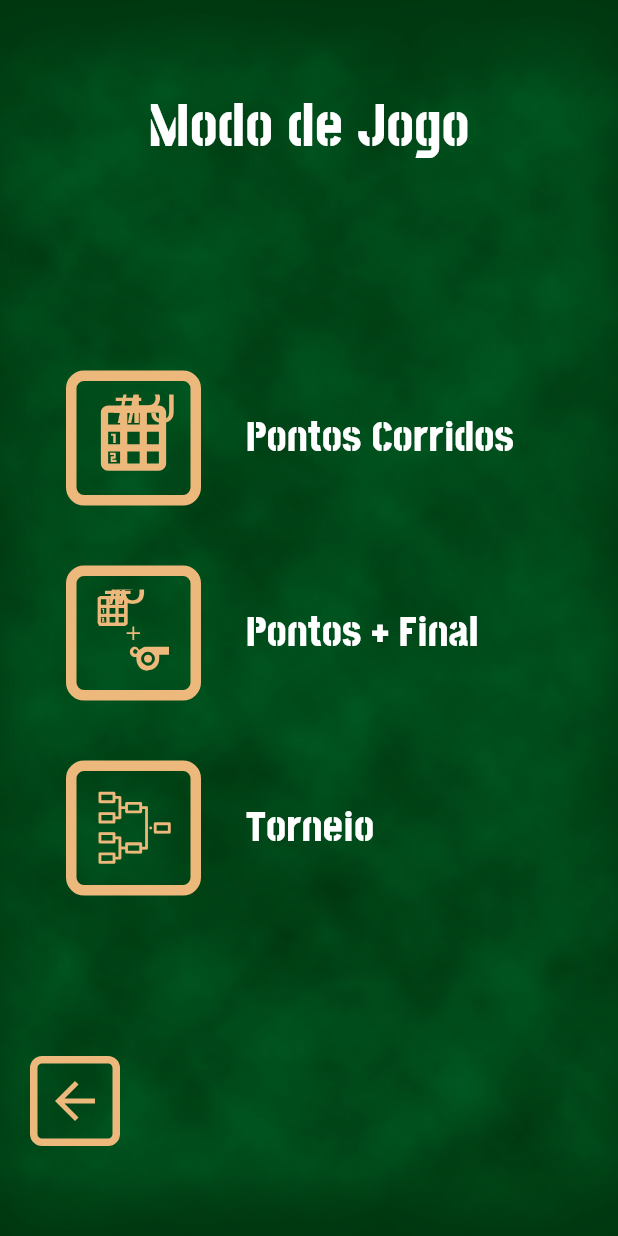
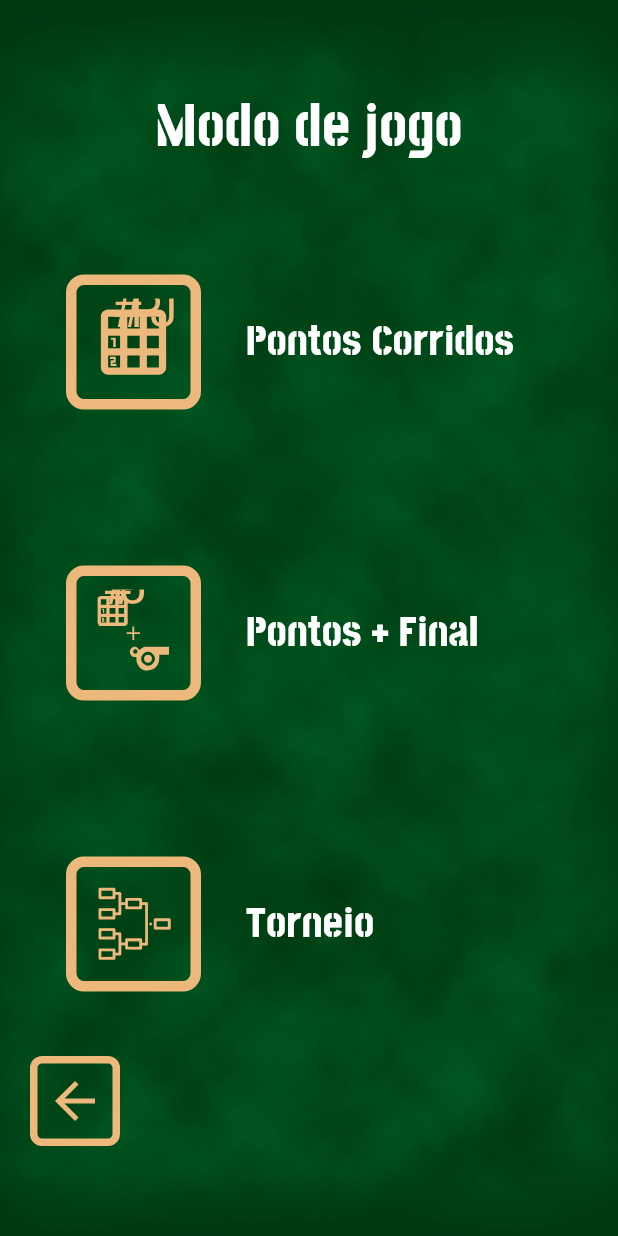
Before and after one commit to Samuelribeiro99/the-championship-manager, a Flutter app: the screen it shows once a user with an empty profile is signed in, after a tap on "Novo Campeonato", on a phone screen of 412 x 824 dp. Run offline on Flutter 3.47's test engine with Material 3 defaults, Android fonts, the light colour scheme and no system bars; our stand-ins replace cloud_firestore, firebase_auth, firebase_core, flutter_svg, vibration; accounts and stored records are empty; network calls fail.

Commit message:
<FIX>[Ajustando altura dos elementos após esconder botoões de navegação]

```diff
--- a/app/lib/tela_cadastro.dart
+++ b/app/lib/tela_cadastro.dart
@@ -106,7 +106,7 @@ class _TelaCadastroState extends State<TelaCadastro> {
                   mainAxisAlignment: MainAxisAlignment.center,
                   children: [
                     // Espaço para não ficar atrás do título flutuante
-                    const SizedBox(height: 120),
+                    const SizedBox(height: 150),
 
                     TextField(
                       controller: _emailController,
--- a/app/lib/tela_configuracoes.dart
+++ b/app/lib/tela_configuracoes.dart
@@ -47,7 +47,7 @@ class _TelaConfiguracoesState extends State<TelaConfiguracoes> {
       final confirmarExclusao = await _mostrarPopupConfirmacao(
         titulo: 'Excluir conta permanentemente?',
         mensagem: 'ATENÇÃO: Esta ação é irreversível. Todos os seus campeonatos e dados serão perdidos para sempre.',
-        textoConfirmar: 'SIM, EXCLUIR',
+        textoConfirmar: 'Sim, excluir',
       );
 
       // 4. Se o usuário confirmar no pop-up...
@@ -114,8 +114,7 @@ class _TelaConfiguracoesState extends State<TelaConfiguracoes> {
               padding: const EdgeInsets.symmetric(horizontal: 24.0),
               child: Column(
                 children: [
-                  const SizedBox(height: 120), // Espaço para o título não sobrepor
-
+                  const SizedBox(height: 150), // Espaço para o título não sobrepor
                   // --- LISTA DE BOTÕES NO TOPO ---
                   SelectionButton(
                     text: 'Trocar senha',
--- a/app/lib/tela_historico.dart
+++ b/app/lib/tela_historico.dart
@@ -41,7 +41,7 @@ class TelaHistorico extends StatelessWidget {
           // --- CONTEÚDO PRINCIPAL COM FUTUREBUILDER ---
           SafeArea(
             child: Padding(
-              padding: const EdgeInsets.fromLTRB(24, 120, 24, 24),
+              padding: const EdgeInsets.fromLTRB(24, 140, 24, 140),
               child: FutureBuilder<QuerySnapshot>(
                 future: _buscarCampeonatos(),
                 builder: (context, snapshot) {
--- a/app/lib/tela_menu_principal.dart
+++ b/app/lib/tela_menu_principal.dart
@@ -21,7 +21,7 @@ class TelaMenuPrincipal extends StatelessWidget {
           padding: const EdgeInsets.all(24.0),
           child: Column(
             children: [
-               const SizedBox(height: 12),
+               const SizedBox(height: 30),
               Row(
                 children: [
                   // Sua Logo
--- a/app/lib/tela_modo_campeonato.dart
+++ b/app/lib/tela_modo_campeonato.dart
@@ -25,7 +25,7 @@ class TelaModoCampeonato extends StatelessWidget {
         children: [
           Align(
             alignment: const Alignment(0.0, -0.85),
-            child: Text('Modo de Jogo', style: AppTextStyles.screenTitle),
+            child: Text('Modo de jogo', style: AppTextStyles.screenTitle),
           ),
           Positioned(
             left: 20,
@@ -47,14 +47,14 @@ class TelaModoCampeonato extends StatelessWidget {
                     iconShape: BoxShape.rectangle,
                     onPressed: () => _selecionarModo(context, ModoCampeonato.pontosCorridosIda),
                   ),
-                  const SizedBox(height: 16),
+                  const SizedBox(height: 80),
                   MenuButton(
                     text: 'Pontos + Final',
                     svgAsset: 'assets/icons/pontos_final.svg',
                     iconShape: BoxShape.rectangle,
                     onPressed: () => _selecionarModo(context, ModoCampeonato.pontosCorridosIdaComFinal),
                   ),
-                  const SizedBox(height: 16),
+                  const SizedBox(height: 80),
                   MenuButton(
                     text: 'Torneio',
                     svgAsset: 'assets/icons/torneio.svg',
--- a/app/lib/tela_trocar_email.dart
+++ b/app/lib/tela_trocar_email.dart
@@ -109,7 +109,7 @@ class _TelaTrocarEmailState extends State<TelaTrocarEmail> {
                 child: Column(
                   mainAxisAlignment: MainAxisAlignment.center,
                   children: [
-                    const SizedBox(height: 120),
+                    const SizedBox(height: 150),
                     // Campo de e-mail antigo (desabilitado para edição)
                     TextField(
                       controller: _emailAntigoController,
--- a/app/lib/tela_trocar_senha.dart
+++ b/app/lib/tela_trocar_senha.dart
@@ -104,7 +104,7 @@ class _TelaTrocarSenhaState extends State<TelaTrocarSenha> {
                 child: Column(
                   mainAxisAlignment: MainAxisAlignment.center,
                   children: [
-                    const SizedBox(height: 120),
+                    const SizedBox(height: 150),
                     TextField(
                       controller: _senhaAntigaController,
                       decoration: const InputDecoration(labelText: 'Senha Antiga'),
```
